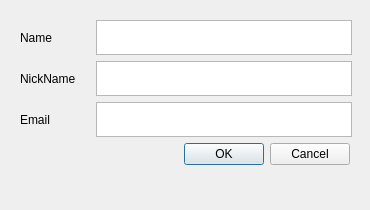
Howest-AdvMathProg/project-2021-Joren-vanGoethem, file gui/Login.ui: the form before one commit.
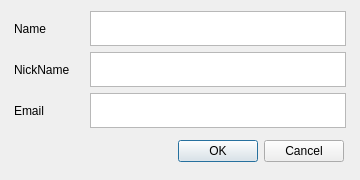
The form after the commit.

What changed in the file:
```diff
--- a/gui/Login.ui
+++ b/gui/Login.ui
@@ -6,22 +6,27 @@
    <rect>
     <x>0</x>
     <y>0</y>
-    <width>370</width>
-    <height>210</height>
+    <width>360</width>
+    <height>180</height>
    </rect>
   </property>
+  <property name="minimumSize">
+   <size>
+    <width>150</width>
+    <height>150</height>
+   </size>
+  </property>
+  <property name="maximumSize">
+   <size>
+    <width>360</width>
+    <height>180</height>
+   </size>
+  </property>
   <property name="windowTitle">
    <string>Login</string>
   </property>
-  <widget class="QWidget" name="layoutWidget">
-   <property name="geometry">
-    <rect>
-     <x>20</x>
-     <y>20</y>
-     <width>336</width>
-     <height>171</height>
-    </rect>
-   </property>
+  <layout class="QVBoxLayout" name="verticalLayout">
+   <item>
    <layout class="QGridLayout" name="gridLayout">
     <property name="sizeConstraint">
      <enum>QLayout::SetFixedSize</enum>
@@ -94,7 +99,7 @@
         </property>
         <property name="minimumSize">
          <size>
-          <width>0</width>
+           <width>25</width>
           <height>35</height>
          </size>
         </property>
@@ -144,7 +149,7 @@
         </property>
         <property name="minimumSize">
          <size>
-          <width>0</width>
+           <width>25</width>
           <height>35</height>
          </size>
         </property>
@@ -194,7 +199,7 @@
         </property>
         <property name="minimumSize">
          <size>
-          <width>0</width>
+           <width>25</width>
           <height>35</height>
          </size>
         </property>
@@ -209,7 +214,8 @@
      </layout>
     </item>
    </layout>
-  </widget>
+   </item>
+  </layout>
  </widget>
  <tabstops>
   <tabstop>NameField</tabstop>
```
Lines whose indentation alone changed are shown as unchanged.
